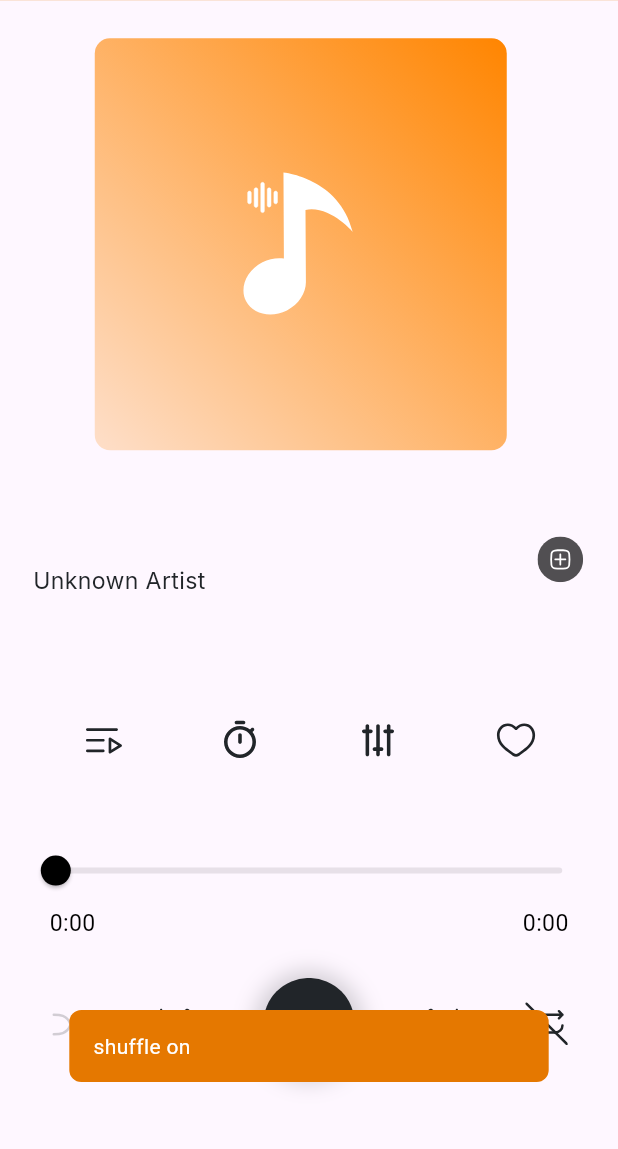
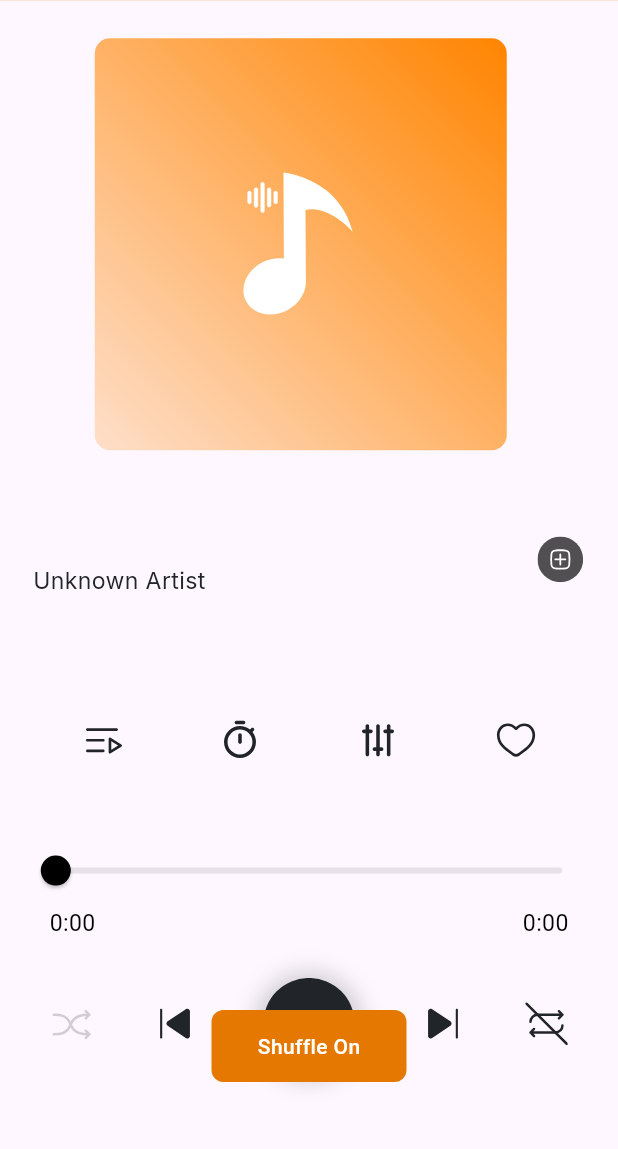
Before and after one commit to shubh8469-tech/music_player, a Flutter app: the PlayingSongScreen screen opened directly with empty values, after a tap on an icon or button, on a phone screen of 412 x 824 dp, the part 79-1228 px from its top. Run offline on Flutter 3.47's test engine with Material 3 defaults, Android fonts, the phone set to English and light mode, and no system bars; our stand-ins replace audio_service, bloc, flutter_bloc, flutter_screenutil, flutter_svg, freezed_annotation and 6 more; accounts and stored records are empty; statements that could not run were skipped.

Commit message:
- Updated custom snackbar class only takes the width of the text content - Changed numbering in repeat feature - Added snack bar for repeat feature

```diff
--- a/lib/screens/tabs/music_service.dart
+++ b/lib/screens/tabs/music_service.dart
@@ -133,9 +133,9 @@ class MusicPlayerService {
   // Cycle Loop mode Off → All → One → Off
   Future<void> toggleRepeat() async {
     if (_loopMode == LoopMode.off) {
+      _loopMode = LoopMode.one;
+    } else if (_loopMode == LoopMode.one) {
       _loopMode = LoopMode.all;
-    } else if (_loopMode == LoopMode.all) {
-      _loopMode = LoopMode.one;
     } else {
       _loopMode = LoopMode.off;
     }
--- a/lib/utills/snack_bar.dart
+++ b/lib/utills/snack_bar.dart
@@ -32,7 +32,7 @@ dynamic showSnackBar(
   final defaultPadding = padding ?? const EdgeInsets.symmetric(horizontal: 16, vertical: 14);
   final defaultMargin = margin ?? const EdgeInsets.only(left: 5, right: 5, bottom: 50);
   final defaultBorderRadius = borderRadius ?? const BorderRadius.all(Radius.circular(8));
-  final defaultTextStyle = messageStyle ?? const TextStyle(color: Colors.white, fontSize: 14);
+  final defaultTextStyle = messageStyle ?? const TextStyle(color: Colors.white, fontSize: 14,fontWeight: FontWeight.w500,);
 
   Widget builtChild() {
     if (child != null) return child!;
@@ -44,8 +44,16 @@ dynamic showSnackBar(
         stepWidth: 20,
         child: Row(
           mainAxisSize: MainAxisSize.min,
+          mainAxisAlignment: MainAxisAlignment.center,
           children: [
-            Text(message ?? '', style: defaultTextStyle, maxLines: 3, overflow: TextOverflow.ellipsis),
+            Text(
+              message ?? '',
+              style: defaultTextStyle,
+              maxLines: 3,
+              overflow: TextOverflow.ellipsis,
+              textAlign: TextAlign.center,
+              // also helps center multi-line text
+            ),
           ],
         ),
       ),
@@ -230,12 +238,21 @@ class __OverlayItemState extends State<_OverlayItem> with TickerProviderStateMix
         child: Transform.scale(
           scale: scaleAnim.value,
           child: Container(
-            width: double.infinity,
             margin: const EdgeInsets.only(top: 10),
-            constraints: BoxConstraints(maxWidth: widget.maxWidth ?? MediaQuery.of(context).size.width * 0.8),
-            child: GestureDetector(
-              onTap: () => widget.onTap(),
-              child: Material(color: Colors.transparent, child: widget.child),
+            child: IntrinsicWidth(
+              stepWidth: 20,
+              child: ConstrainedBox(
+                constraints: BoxConstraints(
+                  maxWidth: widget.maxWidth ?? MediaQuery.of(context).size.width * 0.8,
+                ),
+                child: GestureDetector(
+                  onTap: () => widget.onTap(),
+                  child: Material(
+                    color: Colors.transparent,
+                    child: widget.child,
+                  ),
+                ),
+              ),
             ),
           ),
         ),
```
Also changed, not shown: lib/screens/play_song/widget/audio_player.dart (+11 -1 lines).
